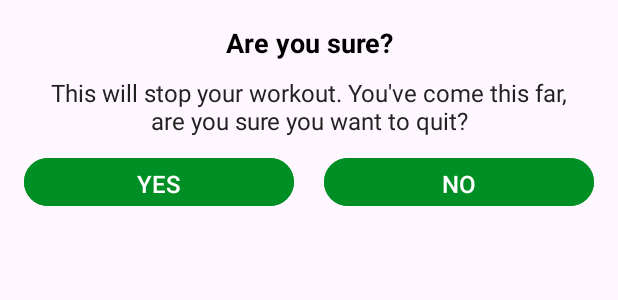
After one commit to HelloStranger1/7-Minute-Workout-Andr, an Android app: the layout dialog_custom_back_confirmation.xml on its own in the app's theme, with its tools: preview values and no code run, on a phone screen of 412 x 824 dp. The commit adds this screen. Shown: the top 300 px of the screen. Run offline under Robolectric (Android 15) with nearby library versions, the phone set to English and light mode, and no system bars.

Commit message:
Added custom dialog for back button

```diff
--- a/app/src/main/java/com/example/a7minutesworkout/ExerciseActivity.kt
+++ b/app/src/main/java/com/example/a7minutesworkout/ExerciseActivity.kt
@@ -1,5 +1,6 @@
 package com.example.a7minutesworkout
 
+import android.app.Dialog
 import android.content.Intent
 import android.media.MediaPlayer
 import android.net.Uri
@@ -12,6 +13,7 @@ import android.view.View
 import android.widget.Toast
 import androidx.recyclerview.widget.LinearLayoutManager
 import com.example.a7minutesworkout.databinding.ActivityExcerciseBinding
+import com.example.a7minutesworkout.databinding.DialogCustomBackConfirmationBinding
 import java.lang.Exception
 import java.util.Locale
 
@@ -51,7 +53,7 @@ class ExerciseActivity : AppCompatActivity(), TextToSpeech.OnInitListener {
         exerciseList = Constants.defaultExerciseList()
 
         binding?.toolbarExercise?.setNavigationOnClickListener{
-            onBackPressed()
+            customDialogForBackButton()
         }
 
         tts = TextToSpeech(this@ExerciseActivity, this@ExerciseActivity)
@@ -61,7 +63,21 @@ class ExerciseActivity : AppCompatActivity(), TextToSpeech.OnInitListener {
         setupExerciseStatusRecyclerView()
     }
 
+    private fun  customDialogForBackButton(){
+        val customDialog = Dialog(this)
+        val dialogBinding = DialogCustomBackConfirmationBinding.inflate(layoutInflater)
+        customDialog.setContentView(dialogBinding.root)
+        customDialog.setCanceledOnTouchOutside(false)
+        dialogBinding.btnYes.setOnClickListener{
+            this@ExerciseActivity.finish()
+            customDialog.dismiss()
+        }
+        dialogBinding.btnNo.setOnClickListener{
+            customDialog.dismiss()
+        }
 
+        customDialog.show()
+    }
     private fun setupExerciseStatusRecyclerView(){
         binding?.rvExerciseStatus?.layoutManager =
             LinearLayoutManager(this, LinearLayoutManager.HORIZONTAL, false)
--- /dev/null
+++ b/app/src/main/res/layout/dialog_custom_back_confirmation.xml
@@ -0,0 +1,60 @@
+<?xml version="1.0" encoding="utf-8"?>
+
+<LinearLayout xmlns:android="http://schemas.android.com/apk/res/android"
+    android:layout_width="match_parent"
+    android:layout_height="wrap_content"
+    android:gravity="center"
+    android:orientation="vertical"
+    android:padding="16dp">
+
+    <TextView
+        android:layout_width="match_parent"
+        android:layout_height="wrap_content"
+        android:gravity="center"
+        android:text="@string/are_you_sure"
+        android:textColor="@android:color/black"
+        android:textSize="18sp"
+        android:textStyle="bold" />
+
+    <TextView
+        android:layout_width="match_parent"
+        android:layout_height="wrap_content"
+        android:layout_marginStart="10dp"
+        android:layout_marginTop="10dp"
+        android:layout_marginEnd="10dp"
+        android:gravity="center"
+        android:text="@string/this_will_stop_your_workout_you_ve_come_this_far_are_you_sure_you_want_to_quit"
+        android:textColor="@color/textPrimary"
+        android:textSize="16sp" />
+
+    <LinearLayout
+        android:layout_width="match_parent"
+        android:layout_height="wrap_content"
+        android:layout_marginTop="10dp"
+        android:orientation="horizontal">
+
+        <Button
+            android:id="@+id/btnYes"
+            android:layout_width="0dp"
+            android:layout_height="40dp"
+            android:layout_marginEnd="10dp"
+            android:layout_weight="1"
+            android:backgroundTint="@color/colorAccent"
+            android:gravity="center"
+            android:text="@string/yes"
+            android:textColor="@color/white"
+            android:textSize="16sp" />
+
+        <Button
+            android:id="@+id/btnNo"
+            android:layout_width="0dp"
+            android:layout_height="40dp"
+            android:layout_marginStart="10dp"
+            android:layout_weight="1"
+            android:backgroundTint="@color/colorAccent"
+            android:gravity="center"
+            android:text="@string/no"
+            android:textColor="@color/white"
+            android:textSize="16sp" />
+    </LinearLayout>
+</LinearLayout>
--- a/app/src/main/res/values/strings.xml
+++ b/app/src/main/res/values/strings.xml
@@ -9,4 +9,8 @@
     <string name="congratulations">Congratulations!</string>
     <string name="finish">FINISH</string>
     <string name="you_have_finished_the_workout">You have finished the workout!</string>
+    <string name="this_will_stop_your_workout_you_ve_come_this_far_are_you_sure_you_want_to_quit">This will stop your workout. You\'ve come this far, are you sure you want to quit?</string>
+    <string name="yes">YES</string>
+    <string name="no">NO</string>
+    <string name="are_you_sure">Are you sure?</string>
 </resources>
```
